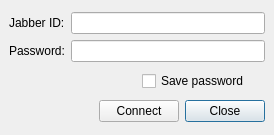
This is login.ui in xmpp-graveyard/jabbim as Qt 5 draws it before an edit. The edited form follows.
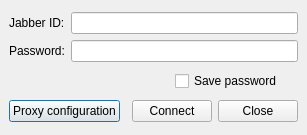
This is the edited form.

What changed in the file:
```diff
--- a/login.ui
+++ b/login.ui
@@ -5,7 +5,7 @@
    <rect>
     <x>0</x>
     <y>0</y>
-    <width>274</width>
+    <width>304</width>
     <height>135</height>
    </rect>
   </property>
@@ -20,26 +20,23 @@
     <number>6</number>
    </property>
    <item row="2" column="0" >
-    <spacer>
-     <property name="orientation" >
-      <enum>Qt::Horizontal</enum>
+    <widget class="QPushButton" name="proxy" >
+     <property name="text" >
+      <string>Proxy configuration</string>
      </property>
-     <property name="sizeHint" >
-      <size>
-       <width>20</width>
-       <height>20</height>
-      </size>
-     </property>
-    </spacer>
+    </widget>
    </item>
-   <item row="2" column="3" >
-    <widget class="QPushButton" name="close" >
+   <item row="1" column="3" colspan="2" >
+    <widget class="QCheckBox" name="savePassword" >
+     <property name="layoutDirection" >
+      <enum>Qt::LeftToRight</enum>
+     </property>
      <property name="text" >
-      <string>Close</string>
+      <string>Save password</string>
      </property>
     </widget>
    </item>
-   <item row="0" column="0" colspan="4" >
+   <item row="0" column="0" colspan="5" >
     <layout class="QHBoxLayout" >
      <property name="margin" >
       <number>0</number>
@@ -93,31 +90,41 @@
      </item>
     </layout>
    </item>
-   <item row="2" column="1" colspan="2" >
+   <item row="1" column="0" colspan="3" >
+    <spacer>
+     <property name="orientation" >
+      <enum>Qt::Horizontal</enum>
+     </property>
+     <property name="sizeHint" >
+      <size>
+       <width>121</width>
+       <height>20</height>
+      </size>
+     </property>
+    </spacer>
+   </item>
+   <item row="2" column="2" colspan="2" >
     <widget class="QPushButton" name="connect" >
      <property name="text" >
       <string>Connect</string>
      </property>
     </widget>
    </item>
-   <item row="1" column="2" colspan="2" >
-    <widget class="QCheckBox" name="savePassword" >
-     <property name="layoutDirection" >
-      <enum>Qt::LeftToRight</enum>
-     </property>
+   <item row="2" column="4" >
+    <widget class="QPushButton" name="close" >
      <property name="text" >
-      <string>Save password</string>
+      <string>Close</string>
      </property>
     </widget>
    </item>
-   <item row="1" column="0" colspan="2" >
+   <item row="2" column="1" >
     <spacer>
      <property name="orientation" >
       <enum>Qt::Horizontal</enum>
      </property>
      <property name="sizeHint" >
       <size>
-       <width>121</width>
+       <width>20</width>
        <height>20</height>
       </size>
      </property>
```
Left out of the diff: 10 changed lines with no effect on the pictures.
